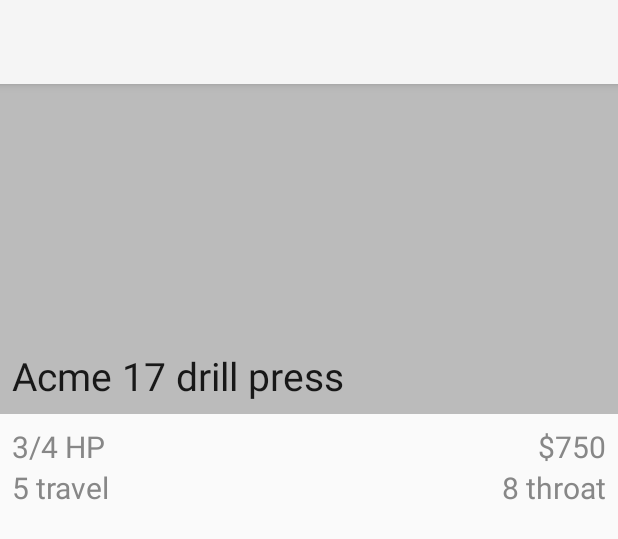
After one commit to ayvengoza/UIPrototype, an Android app: the layout activity_tool_detail.xml on its own in the app's theme, with its tools: preview values and no code run, on a phone screen of 412 x 824 dp. The commit adds this screen. Shown: the top 539 px of the screen. Run offline under Robolectric (Android 15) with nearby library versions, the phone set to English and light mode, and no system bars; plain views replace widget.

Commit message:
add detail activity

```diff
--- a/app/src/main/AndroidManifest.xml
+++ b/app/src/main/AndroidManifest.xml
@@ -16,6 +16,7 @@
                 <category android:name="android.intent.category.LAUNCHER" />
             </intent-filter>
         </activity>
+        <activity android:name=".ToolDetailActivity"/>
     </application>
 
 </manifest>
--- a/app/src/main/java/com/ayvengoza/pet/uiprototype/MainActivity.java
+++ b/app/src/main/java/com/ayvengoza/pet/uiprototype/MainActivity.java
@@ -8,11 +8,11 @@ import android.support.v4.view.ViewPager;
 import android.support.v4.widget.DrawerLayout;
 import android.support.v7.app.AppCompatActivity;
 import android.os.Bundle;
+import android.support.v7.widget.Toolbar;
 import android.util.Log;
 import android.view.Menu;
 import android.view.MenuItem;
 import android.view.View;
-import android.widget.Toolbar;
 
 public class MainActivity extends AppCompatActivity implements NavigationView.OnNavigationItemSelectedListener{
     private static final String TAG = "MainActiviry";
@@ -33,7 +33,7 @@ public class MainActivity extends AppCompatActivity implements NavigationView.On
         setSupportActionBar(mToolbar);
 
         mDrawerLayout = (DrawerLayout) findViewById(R.id.drawer_layout);
-        mToolbar.setNavigationIcon(R.drawable.ic_menu_black);
+        mToolbar.setNavigationIcon(R.drawable.ic_launcher_foreground);
         mToolbar.setNavigationOnClickListener(new View.OnClickListener() {
             @Override
             public void onClick(View v) {
--- a/app/src/main/java/com/ayvengoza/pet/uiprototype/ToolAboutFragment.java
+++ b/app/src/main/java/com/ayvengoza/pet/uiprototype/ToolAboutFragment.java
@@ -1,7 +1,5 @@
 package com.ayvengoza.pet.uiprototype;
 
-import android.content.Context;
-import android.net.Uri;
 import android.os.Bundle;
 import android.support.v4.app.Fragment;
 import android.view.LayoutInflater;
--- a/app/src/main/java/com/ayvengoza/pet/uiprototype/ToolListFragment.java
+++ b/app/src/main/java/com/ayvengoza/pet/uiprototype/ToolListFragment.java
@@ -2,6 +2,7 @@ package com.ayvengoza.pet.uiprototype;
 
 import android.os.Bundle;
 import android.support.annotation.Nullable;
+
 import android.support.v4.app.ListFragment;
 import android.view.View;
 import android.widget.AdapterView;
--- /dev/null
+++ b/app/src/main/res/layout/activity_tool_detail.xml
@@ -0,0 +1,121 @@
+<?xml version="1.0" encoding="utf-8"?>
+<RelativeLayout
+    xmlns:android="http://schemas.android.com/apk/res/android"
+    xmlns:app="http://schemas.android.com/apk/res-auto"
+    xmlns:tools="http://schemas.android.com/tools"
+    android:layout_width="match_parent"
+    android:layout_height="match_parent"
+    android:orientation="vertical"
+
+    tools:context="com.ayvengoza.pet.uiprototype.ToolDetailActivity">
+
+    <include layout="@layout/toolbar"/>
+
+    <ScrollView
+        android:layout_width="match_parent"
+        android:layout_height="wrap_content"
+        android:layout_below="@id/toolbar"
+        android:fillViewport="true">
+
+        <RelativeLayout
+            android:layout_width="match_parent"
+            android:layout_height="wrap_content"
+            android:paddingBottom="80dp">
+
+            <ImageView
+                android:id="@+id/image"
+                android:layout_width="match_parent"
+                android:layout_height="220dp"
+                android:layout_alignParentStart="true"
+                android:layout_alignParentTop="true"
+                android:layout_marginBottom="8dp"
+                android:contentDescription="@null"
+                android:src="#FFBBBBBB"/>
+
+            <TextView
+                android:id="@+id/name"
+                android:layout_width="wrap_content"
+                android:layout_height="wrap_content"
+                android:layout_alignBottom="@+id/image"
+                android:layout_alignStart="@+id/image"
+                android:paddingBottom="8dp"
+                android:paddingLeft="@dimen/activity_horizontal_margin"
+                android:paddingRight="@dimen/activity_horizontal_margin"
+                android:textAppearance="?android:attr/textAppearanceLarge"
+                android:textSize="26sp"
+                tools:text="Acme 17 drill press"/>
+
+            <TextView
+                android:id="@+id/detail_0"
+                android:layout_width="wrap_content"
+                android:layout_height="wrap_content"
+                android:layout_above="@+id/detail_2"
+                android:layout_alignStart="@+id/image"
+                android:paddingLeft="@dimen/activity_horizontal_margin"
+                android:paddingRight="@dimen/activity_horizontal_margin"
+                android:textColor="@color/black_87"
+                android:textSize="20sp"
+                tools:text="3/4 HP"/>
+
+            <TextView
+                android:id="@+id/detail_1"
+                android:layout_width="wrap_content"
+                android:layout_height="wrap_content"
+                android:layout_below="@+id/detail_0"
+                android:layout_alignStart="@+id/detail_0"
+                android:paddingLeft="@dimen/activity_horizontal_margin"
+                android:paddingRight="@dimen/activity_horizontal_margin"
+                android:textColor="@color/black_87"
+                android:textSize="20sp"
+                tools:text="5 travel"/>
+
+            <TextView
+                android:id="@+id/detail_2"
+                android:layout_width="wrap_content"
+                android:layout_height="wrap_content"
+                android:layout_alignEnd="@+id/price"
+                android:layout_below="@+id/price"
+                android:paddingLeft="@dimen/activity_horizontal_margin"
+                android:paddingRight="@dimen/activity_horizontal_margin"
+                android:textColor="@color/black_87"
+                android:textSize="20sp"
+                tools:text="8 throat"/>
+
+            <TextView
+                android:id="@+id/description"
+                android:layout_width="wrap_content"
+                android:layout_height="wrap_content"
+                android:layout_alignParentStart="true"
+                android:layout_below="@id/detail_1"
+                android:layout_marginTop="16dp"
+                android:paddingLeft="@dimen/activity_horizontal_margin"
+                android:paddingRight="@dimen/activity_horizontal_margin"
+                android:textAppearance="?android:attr/textAppearanceMedium"
+                tools:text=""/>
+
+            <TextView
+                android:id="@+id/price"
+                android:layout_width="wrap_content"
+                android:layout_height="wrap_content"
+                android:layout_alignEnd="@+id/image"
+                android:layout_below="@+id/image"
+                android:paddingLeft="@dimen/activity_horizontal_margin"
+                android:paddingRight="@dimen/activity_horizontal_margin"
+                android:textColor="@color/black_87"
+                android:textSize="20sp"
+                tools:text="$750"/>
+
+        </RelativeLayout>
+
+    </ScrollView>
+
+    <!--<android.support.design.widget.-->
+        <!--android:id="@+id/fab"-->
+        <!--android:layout_width="wrap_content"-->
+        <!--android:layout_height="wrap_content"-->
+        <!--android:layout_alignParentBottom="true"-->
+        <!--android:layout_alignParentEnd="true"-->
+        <!--android:layout_margin="@dimen/default_padding"-->
+        <!--android:src="@drawable/ic_launcher_foreground"/>-->
+
+</RelativeLayout>
--- a/app/src/main/res/values/colors.xml
+++ b/app/src/main/res/values/colors.xml
@@ -3,4 +3,5 @@
     <color name="colorPrimary">#3F51B5</color>
     <color name="colorPrimaryDark">#303F9F</color>
     <color name="colorAccent">#FF4081</color>
+    <color name="black_87">#FF878787</color>
 </resources>
--- /dev/null
+++ b/app/src/main/res/values/dimen.xml
@@ -0,0 +1,7 @@
+<?xml version="1.0" encoding="utf-8"?>
+<resources>
+    <dimen name="activity_horizontal_margin">8dp</dimen>
+    <dimen name="default_padding">8dp</dimen>
+    <dimen name="activity_vertical_margin">8dp</dimen>
+    <dimen name="thumbnail_size">24dp</dimen>
+</resources>
--- a/app/src/main/res/values/strings.xml
+++ b/app/src/main/res/values/strings.xml
@@ -15,4 +15,8 @@
 
     <!-- TODO: Remove or change this placeholder text -->
     <string name="hello_blank_fragment">Hello blank fragment</string>
+    <string name="about">About</string>
+    <string name="stationary">Stationary</string>
+    <string name="handheld">HandleId</string>
+    <string name="battery">Battery</string>
 </resources>
```
Also changed, not shown: app/build.gradle (+5 -5 lines), app/src/main/java/com/ayvengoza/pet/uiprototype/ToolDetailActivity.java (added, +51 -0 lines).
